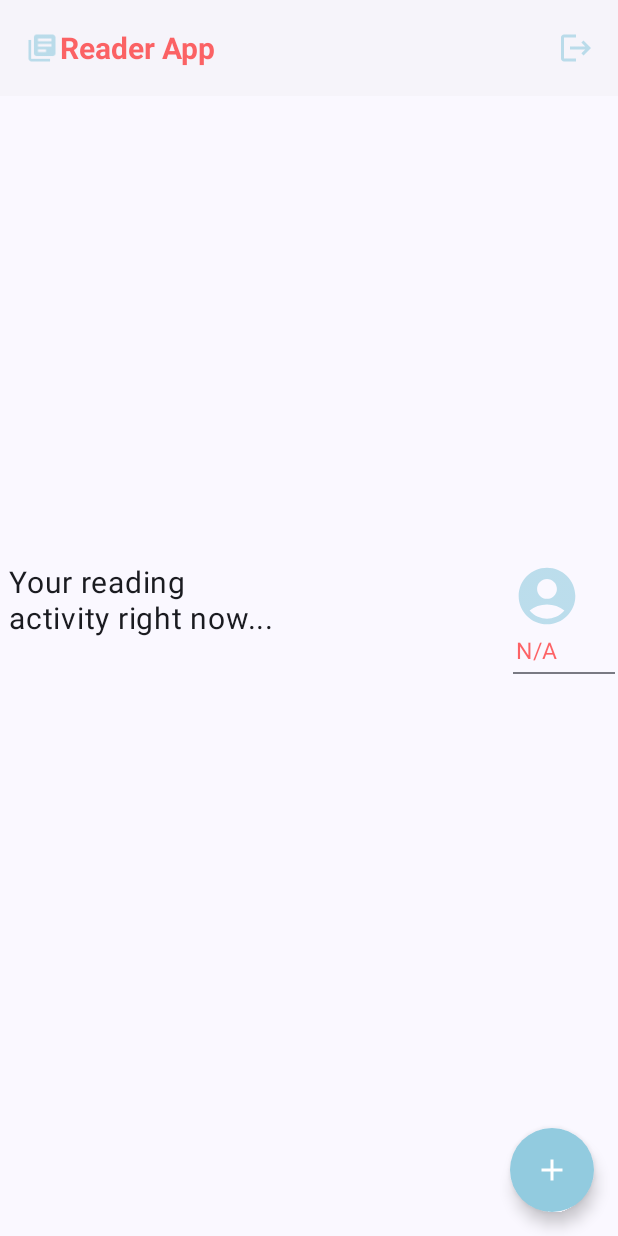
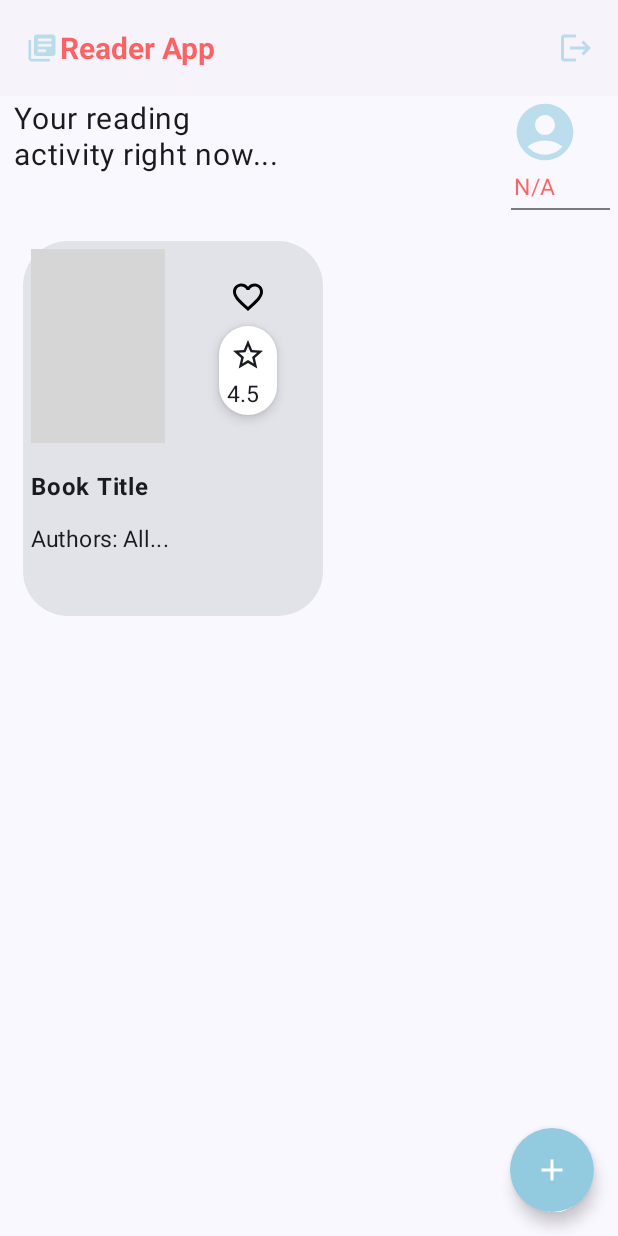
Before and after one commit to onurdemir43/ComposeReaderApp, an Android app built with Jetpack Compose: the Home screen opened through its navigation route, on a phone screen of 412 x 824 dp. Run offline under Robolectric (Android 15) with nearby library versions, the phone set to English and light mode, and no system bars; our stand-ins replace Dagger/Hilt's generated code, Firebase (no records; nobody signed in at launch, a user with empty details on screens opened directly); 2 statements that could not run were skipped; grey boxes are pictures that could not be loaded.

Commit message:
Creating a Book Listcard

```diff
--- a/ComposeReaderApp/app/src/main/java/com/onurdemir/composereaderapp/components/Components.kt
+++ b/ComposeReaderApp/app/src/main/java/com/onurdemir/composereaderapp/components/Components.kt
@@ -1,27 +1,48 @@
 package com.onurdemir.composereaderapp.components
 
+import androidx.compose.foundation.layout.Arrangement
+import androidx.compose.foundation.layout.Column
+import androidx.compose.foundation.layout.Row
 import androidx.compose.foundation.layout.fillMaxWidth
 import androidx.compose.foundation.layout.padding
+import androidx.compose.foundation.shape.RoundedCornerShape
 import androidx.compose.foundation.text.KeyboardActions
 import androidx.compose.foundation.text.KeyboardOptions
 import androidx.compose.material.icons.Icons
+import androidx.compose.material.icons.filled.Add
 import androidx.compose.material.icons.filled.Close
+import androidx.compose.material.icons.filled.LibraryBooks
+import androidx.compose.material.icons.filled.Logout
 import androidx.compose.material3.ExperimentalMaterial3Api
+import androidx.compose.material3.FloatingActionButton
+import androidx.compose.material3.Icon
 import androidx.compose.material3.IconButton
 import androidx.compose.material3.MaterialTheme
 import androidx.compose.material3.OutlinedTextField
+import androidx.compose.material3.Surface
 import androidx.compose.material3.Text
+import androidx.compose.material3.TopAppBar
+import androidx.compose.material3.TopAppBarDefaults
 import androidx.compose.runtime.Composable
 import androidx.compose.runtime.MutableState
+import androidx.compose.ui.Alignment
 import androidx.compose.ui.Modifier
+import androidx.compose.ui.draw.clip
+import androidx.compose.ui.draw.scale
 import androidx.compose.ui.graphics.Color
 import androidx.compose.ui.text.TextStyle
+import androidx.compose.ui.text.font.FontStyle
+import androidx.compose.ui.text.font.FontWeight
 import androidx.compose.ui.text.input.ImeAction
 import androidx.compose.ui.text.input.KeyboardType
 import androidx.compose.ui.text.input.PasswordVisualTransformation
 import androidx.compose.ui.text.input.VisualTransformation
+import androidx.compose.ui.text.style.TextAlign
 import androidx.compose.ui.unit.dp
 import androidx.compose.ui.unit.sp
+import androidx.navigation.NavController
+import com.google.firebase.auth.FirebaseAuth
+import com.onurdemir.composereaderapp.navigation.ReaderScreens
 
 @Composable
 fun ReaderLogo(modifier: Modifier = Modifier) {
@@ -125,3 +146,72 @@ fun PasswordVisibility(passwordVisibility: MutableState<Boolean>) {
     }
 
 }
+
+@Composable
+fun TitleSection(modifier: Modifier = Modifier, label: String) {
+    Surface(modifier.padding(start = 4.dp, top = 2.dp)) {
+        Column {
+            Text(text = label,
+                fontSize = 20.sp,
+                fontStyle = FontStyle.Normal,
+                textAlign = TextAlign.Left)
+        }
+    }
+}
+
+@OptIn(ExperimentalMaterial3Api::class)
+@Composable
+fun ReaderAppBar(
+    title: String,
+    showProfile: Boolean = true,
+    navController: NavController
+) {
+
+    TopAppBar(title = {
+        Row(verticalAlignment = Alignment.CenterVertically) {
+            if (showProfile) {
+                Icon(
+                    imageVector = Icons.Default.LibraryBooks,
+                    contentDescription = "Logo Icon",
+                    tint = Color(0xFF92CBDF).copy(alpha = 0.6f),
+                    modifier = Modifier
+                        .clip(RoundedCornerShape(12.dp))
+                        .scale(0.9f)
+
+                )
+            }
+            Text(text = title, color = Color.Red.copy(alpha = 0.6f),
+                style = TextStyle(fontWeight = FontWeight.Bold, fontSize = 20.sp)
+            )
+        }
+    },
+        actions = {
+            IconButton(onClick = {
+                FirebaseAuth.getInstance().signOut().run {
+                    navController.navigate(ReaderScreens.LoginScreen.name)
+                }
+            }) {
+                Icon(imageVector = Icons.Default.Logout,
+                    contentDescription = "Logout",
+                    tint = Color(0xFF92CBDF).copy(alpha = 0.6f))
+
+            }
+        },
+        colors = TopAppBarDefaults.smallTopAppBarColors(containerColor = Color.LightGray.copy(alpha = 0.1f)))
+
+
+}
+
+@Composable
+fun FABContent(onTap: () -> Unit) {
+    FloatingActionButton(onClick = {onTap()},
+        shape = RoundedCornerShape(50.dp),
+        containerColor = Color(0xFF92CBDF)) {
+        Icon(
+            imageVector = Icons.Default.Add,
+            contentDescription = "Add a Book",
+            tint = Color.White
+        )
+    }
+
+}
--- a/ComposeReaderApp/app/src/main/java/com/onurdemir/composereaderapp/screens/home/ReaderHomeScreen.kt
+++ b/ComposeReaderApp/app/src/main/java/com/onurdemir/composereaderapp/screens/home/ReaderHomeScreen.kt
@@ -1,6 +1,7 @@
 package com.onurdemir.composereaderapp.screens.home
 
 import android.annotation.SuppressLint
+import androidx.compose.foundation.Image
 import androidx.compose.foundation.clickable
 import androidx.compose.foundation.layout.Arrangement
 import androidx.compose.foundation.layout.Column
@@ -8,8 +9,10 @@ import androidx.compose.foundation.layout.Row
 import androidx.compose.foundation.layout.Spacer
 import androidx.compose.foundation.layout.fillMaxSize
 import androidx.compose.foundation.layout.fillMaxWidth
+import androidx.compose.foundation.layout.height
 import androidx.compose.foundation.layout.padding
 import androidx.compose.foundation.layout.size
+import androidx.compose.foundation.layout.width
 import androidx.compose.foundation.shape.RoundedCornerShape
 import androidx.compose.material.icons.Icons
 import androidx.compose.material.icons.filled.AccountCircle
@@ -18,8 +21,13 @@ import androidx.compose.material.icons.filled.Book
 import androidx.compose.material.icons.filled.Bookmark
 import androidx.compose.material.icons.filled.BookmarkBorder
 import androidx.compose.material.icons.filled.Bookmarks
+import androidx.compose.material.icons.filled.FavoriteBorder
 import androidx.compose.material.icons.filled.LibraryBooks
 import androidx.compose.material.icons.filled.Logout
+import androidx.compose.material.icons.filled.StarBorder
+import androidx.compose.material3.Card
+import androidx.compose.material3.CardColors
+import androidx.compose.material3.CardElevation
 import androidx.compose.material3.Divider
 import androidx.compose.material3.ExperimentalMaterial3Api
 import androidx.compose.material3.FloatingActionButton
@@ -48,15 +56,21 @@ import androidx.compose.ui.tooling.preview.Preview
 import androidx.compose.ui.unit.dp
 import androidx.compose.ui.unit.sp
 import androidx.navigation.NavController
+import coil.compose.rememberImagePainter
 import com.google.firebase.auth.FirebaseAuth
+import com.onurdemir.composereaderapp.components.FABContent
+import com.onurdemir.composereaderapp.components.ReaderAppBar
+import com.onurdemir.composereaderapp.components.TitleSection
 import com.onurdemir.composereaderapp.model.MBook
 import com.onurdemir.composereaderapp.navigation.ReaderScreens
 
-@Preview
+
 @SuppressLint("UnusedMaterial3ScaffoldPaddingParameter")
 @OptIn(ExperimentalMaterial3Api::class)
 @Composable
-fun Home(navController: NavController = NavController(LocalContext.current)) {
+fun Home(navController: NavController) {
+
+
         Scaffold(topBar = {
             ReaderAppBar(title = "Reader App", navController = navController)
         },
@@ -64,58 +78,29 @@ fun Home(navController: NavController = NavController(LocalContext.current)) {
 
                 FABContent{}
 
-    }) {
+            },
+        content = {
             //content
-        Surface(modifier = Modifier.fillMaxSize()) {
+            Column(modifier = Modifier.fillMaxSize()) {
                 //home content
                 HomeContent(navController)
+                ListCard()
+
             }
-    }
+        })
+
+
+
+
+
+
+
+
+
 
 }
 
-@OptIn(ExperimentalMaterial3Api::class)
-@Composable
-fun ReaderAppBar(
-    title: String,
-    showProfile: Boolean = true,
-    navController: NavController
-) {
 
-    TopAppBar(title = {
-                      Row(verticalAlignment = Alignment.CenterVertically) {
-                          if (showProfile) {
-                              Icon(
-                                  imageVector = Icons.Default.LibraryBooks,
-                                  contentDescription = "Logo Icon",
-                                  tint = Color(0xFF92CBDF).copy(alpha = 0.6f),
-                                  modifier = Modifier
-                                      .clip(RoundedCornerShape(12.dp))
-                                      .scale(0.9f)
-
-                              )
-                          }
-                          Text(text = title, color = Color.Red.copy(alpha = 0.6f),
-                          style = TextStyle(fontWeight = FontWeight.Bold, fontSize = 20.sp)
-                          )
-                      }
-    },
-        actions = {
-                  IconButton(onClick = {
-                      FirebaseAuth.getInstance().signOut().run {
-                          navController.navigate(ReaderScreens.LoginScreen.name)
-                      }
-                  }) {
-                      Icon(imageVector = Icons.Default.Logout,
-                          contentDescription = "Logout",
-                          tint = Color(0xFF92CBDF).copy(alpha = 0.6f))
-
-                  }
-        },
-        colors = TopAppBarDefaults.smallTopAppBarColors(containerColor = Color.LightGray.copy(alpha = 0.1f)))
-
-
-}
 @Composable
 fun HomeContent(navController: NavController) {
 
@@ -125,7 +110,7 @@ fun HomeContent(navController: NavController) {
         "N/A"
     }
 
-    Column(modifier = Modifier.padding(2.dp), verticalArrangement = Arrangement.SpaceEvenly) {
+    Column(modifier = Modifier.padding(top = 65.dp, bottom = 5.dp, start = 5.dp, end = 5.dp), verticalArrangement = Arrangement.Top) {
         Row(modifier = Modifier.align(alignment = Alignment.Start)) {
             TitleSection(label = "Your reading \n" + "activity right now...")
 
@@ -153,33 +138,99 @@ fun HomeContent(navController: NavController) {
     }
 }
 
-@Composable
-fun TitleSection(modifier: Modifier = Modifier, label: String) {
-    Surface(modifier.padding(start = 4.dp, top = 2.dp)) {
-        Column {
-            Text(text = label,
-            fontSize = 20.sp,
-            fontStyle = FontStyle.Normal,
-            textAlign = TextAlign.Left)
-        }
-    }
-}
+
 
 @Composable
 fun ReadingBookRightNow(books: List<MBook>, navController: NavController) {
 
 }
 
+@Preview
 @Composable
-fun FABContent(onTap: () -> Unit) {
-    FloatingActionButton(onClick = {onTap()},
-        shape = RoundedCornerShape(50.dp),
-        containerColor = Color(0xFF92CBDF)) {
+fun ListCard(book: MBook = MBook("asd","running","me", "hello world"),
+onPressDetails: (String) -> Unit = {}) {
+
+    val context = LocalContext.current
+
+    val resources = context.resources
+
+    val displayMetrics = resources.displayMetrics
+
+    val screenWidth = displayMetrics.widthPixels / displayMetrics.density
+
+    val spacing = 10.dp
+
+
+    Card(
+        shape = RoundedCornerShape(30.dp),
+        modifier = Modifier
+            .padding(15.dp)
+            .height(250.dp)
+            .width(200.dp)
+            .clickable {
+                onPressDetails.invoke(book.title.toString())
+            }) {
+
+        Column(modifier = Modifier.width(screenWidth.dp - (spacing * 2)),
+        horizontalAlignment = Alignment.Start) {
+
+            Row(horizontalArrangement = Arrangement.Center) {
+
+                Image(painter = rememberImagePainter(data = ""), contentDescription = "book image",
+                modifier = Modifier
+                    .height(140.dp)
+                    .width(100.dp)
+                    .padding(5.dp))
+
+                Column(modifier = Modifier.padding(25.dp),
+                horizontalAlignment = Alignment.CenterHorizontally,
+                verticalArrangement = Arrangement.Center) {
+
                     Icon(
-                imageVector = Icons.Default.Add,
-                contentDescription = "Add a Book",
-                tint = Color.White
+                        imageVector = Icons.Default.FavoriteBorder,
+                        tint = Color.Black,
+                        contentDescription = "Fav Icon",
+                        modifier = Modifier.padding(bottom = 2.dp)
                     )
+
+                    BookRating(score = 4.5)
+
                 }
 
             }
+            Text(
+                text = "Book Title",
+                modifier = Modifier.padding(5.dp),
+                fontWeight = FontWeight.Bold,
+                maxLines = 2,
+                overflow = TextOverflow.Ellipsis
+            )
+            Text(text = "Authors: All...",
+                modifier = Modifier.padding(5.dp),
+                fontSize = 15.sp)
+
+
+        }
+
+    }
+
+}
+
+@Composable
+fun BookRating(score: Double = 4.5) {
+        Surface(modifier = Modifier
+            .height(70.dp)
+            .padding(5.dp),
+        shape = RoundedCornerShape(55.dp),
+            shadowElevation = 5.dp,
+            color = Color.White) {
+
+            Column(modifier = Modifier.padding(5.dp)) {
+                Icon(imageVector = Icons.Default.StarBorder, contentDescription = "Star",
+                modifier = Modifier.padding(2.dp))
+                Text(text = score.toString(), fontSize = 15.sp)
+            }
+
+        }
+
+}
```
Lines whose indentation alone changed are shown as unchanged.
